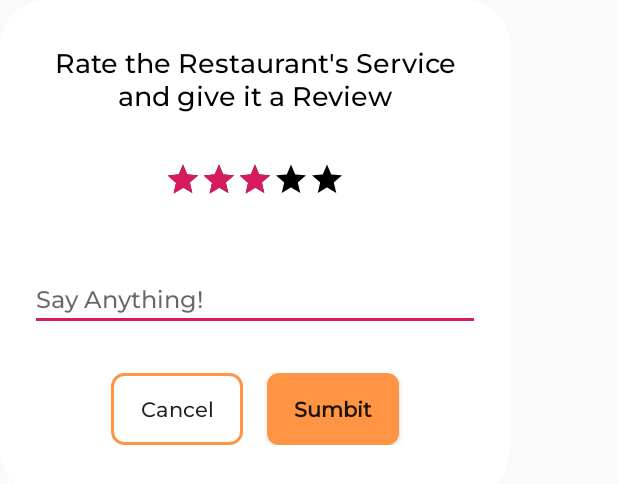
After one commit to Asma-Ha/FOOD_DELIVERY_TDM, an Android app: the layout fragment_restaurant_review.xml on its own in the app's theme, with its tools: preview values and no code run, on a phone screen of 412 x 824 dp. The commit adds this screen. Shown: the top 484 px of the screen. Run offline under Robolectric (Android 15) with nearby library versions, the phone set to English and light mode, and no system bars; network calls fail.

Commit message:
reviews & login done

```diff
--- a/app/build.gradle
+++ b/app/build.gradle
@@ -73,4 +73,7 @@ dependencies {
     //map
     implementation 'com.google.android.material:material:1.4.0'
 
+    //for round images
+    implementation 'de.hdodenhof:circleimageview:3.1.0'
+
 }
--- a/app/src/main/java/com/example/deliveryapp/Constants.kt
+++ b/app/src/main/java/com/example/deliveryapp/Constants.kt
@@ -1,3 +1,3 @@
 package com.example.deliveryapp
 
-const val url = "https://1096-129-45-30-38.eu.ngrok.io"
+const val url = "https://d049-129-45-21-122.eu.ngrok.io"
--- a/app/src/main/java/com/example/deliveryapp/Utils.kt
+++ b/app/src/main/java/com/example/deliveryapp/Utils.kt
@@ -9,6 +9,8 @@ import android.Manifest
 import android.provider.MediaStore
 import androidx.activity.result.ActivityResultLauncher
 import androidx.core.app.ActivityCompat
+import com.example.deliveryapp.models.LoginCredentials
+import com.example.deliveryapp.services.AuthenticationService
 
 object Constants {
     const val URL = "https://example.com"
@@ -65,8 +67,8 @@ fun checkPermission(context : Context, requestCode : Int) {
 
 }
 
-fun login(mail : String, password : String) : Boolean {
-   if(mail == "test@gmail.com" && password == "test") {
+fun login(mail : String, password : String, activity: Activity) : Boolean {
+    if(mail == "test@gmail.com" && password == "test") {
        return true
    }
     return false
--- a/app/src/main/java/com/example/deliveryapp/fragments/MenuNoteFragment.kt
+++ b/app/src/main/java/com/example/deliveryapp/fragments/MenuNoteFragment.kt
@@ -28,6 +28,7 @@ class MenuNoteFragment : DialogFragment() {
 
     override fun onViewCreated(view: View, savedInstanceState: Bundle?) {
         super.onViewCreated(view, savedInstanceState)
+
         var viewModel = ViewModelProvider(requireActivity()).get(MainViewModel::class.java)
 
 
--- a/app/src/main/java/com/example/deliveryapp/models/LoginCredentials.kt
+++ b/app/src/main/java/com/example/deliveryapp/models/LoginCredentials.kt
@@ -1,6 +1,6 @@
 package com.example.deliveryapp.models
 
 data class LoginCredentials(
-    val username: String,
+    val email: String,
     val password: String
 )
--- a/app/src/main/java/com/example/deliveryapp/retrofit/UserEndpoint.kt
+++ b/app/src/main/java/com/example/deliveryapp/retrofit/UserEndpoint.kt
@@ -13,7 +13,7 @@ import retrofit2.http.POST
 interface UserEndpoint {
 
     @POST("users/login")
-    suspend fun login(@Body loginRequest: LoginCredentials) : Response<User>
+    suspend fun login(@Body loginRequest: LoginCredentials) : Response<String>
 
     companion object {
         @Volatile
--- /dev/null
+++ b/app/src/main/res/layout/fragment_restaurant_review.xml
@@ -0,0 +1,80 @@
+<LinearLayout xmlns:android="http://schemas.android.com/apk/res/android"
+    xmlns:tools="http://schemas.android.com/tools"
+    android:layout_width="340dp"
+    android:layout_height="wrap_content"
+    android:background="@drawable/pop_up"
+    android:clipToOutline="true"
+    android:outlineProvider="background"
+    android:orientation="vertical"
+    android:paddingHorizontal="20dp"
+    android:paddingVertical="30dp"
+    tools:context=".fragments.RestaurantReviewFragment">
+
+
+    <TextView
+        android:layout_width="match_parent"
+        android:fontFamily="@font/montserrat_medium"
+        android:textColor="@android:color/black"
+        android:layout_height="wrap_content"
+        android:text="Rate the Restaurant's Service and give it a Review"
+        android:gravity="center"
+        android:layout_marginBottom="18dp"
+        android:layout_gravity="center_horizontal"
+        android:textSize="18sp" />
+
+    <RatingBar
+        android:id="@+id/rating"
+        android:layout_width="wrap_content"
+        android:layout_gravity="center"
+        android:numStars="5"
+        android:rating="3"
+        android:stepSize="0.5"
+        android:progressBackgroundTint="@android:color/black"
+        android:scaleX="0.5"
+        android:scaleY="0.5"
+        android:contentDescription="Rating Bar"
+        android:layout_height="wrap_content"/>
+    <EditText
+        android:id="@+id/review"
+
+        android:layout_width="match_parent"
+        android:layout_height="70dp"
+        android:layout_marginBottom="12dp"
+        android:gravity="bottom"
+        android:fontFamily="@font/montserrat_medium"
+        android:hint="Say Anything!"
+        android:textColor="#000000"
+        android:textSize="16sp" />
+
+    <LinearLayout
+        android:layout_width="match_parent"
+        android:layout_height="wrap_content"
+        android:layout_marginTop="12dp"
+        android:padding="4dp"
+        android:gravity="center">
+
+        <Button
+            android:id="@+id/cancelReview"
+            android:fontFamily="@font/montserrat_medium"
+            android:layout_width="wrap_content"
+            android:layout_height="wrap_content"
+            android:paddingHorizontal="10dp"
+            android:textAllCaps="false"
+            android:background="@drawable/button_outlined"
+            android:text="Cancel" />
+
+        <Button
+            android:id="@+id/submitReview"
+            android:fontFamily="@font/montserrat_medium"
+            android:layout_width="wrap_content"
+            android:paddingHorizontal="10dp"
+            android:textAllCaps="false"
+            android:background="@drawable/button_primary"
+            android:textStyle="bold"
+            android:layout_height="wrap_content"
+            android:layout_marginLeft="16dp"
+            android:text="Sumbit" />
+
+    </LinearLayout>
+
+</LinearLayout>
```
Also changed, not shown: app/src/main/java/com/example/deliveryapp/activities/LoginActivity.kt (+25 -11 lines), app/src/main/java/com/example/deliveryapp/adapters/ReviewAdapter.kt (added, +45 -0 lines), app/src/main/java/com/example/deliveryapp/fragments/ListMenuFragment.kt (+26 -9 lines), app/src/main/java/com/example/deliveryapp/fragments/RestaurantReviewFragment.kt (added, +58 -0 lines), app/src/main/java/com/example/deliveryapp/fragments/ValidationFragment.kt (+14 -0 lines), app/src/main/java/com/example/deliveryapp/models/Review.kt (added, +8 -0 lines), app/src/main/java/com/example/deliveryapp/models/ReviewSub.kt (added, +8 -0 lines), app/src/main/java/com/example/deliveryapp/retrofit/RestaurantEndpoint.kt (+8 -2 lines), app/src/main/java/com/example/deliveryapp/services/AuthenticationService.kt (added, +35 -0 lines), app/src/main/java/com/example/deliveryapp/services/ReviewsService.kt (added, +38 -0 lines), app/src/main/java/com/example/deliveryapp/viewModels/RestaurantViewModel.kt (+36 -1 lines), app/src/main/res/layout/fragment_list_menu.xml (+66 -13 lines), app/src/main/res/layout/review_list_item.xml (added, +87 -0 lines), 1 other file.
